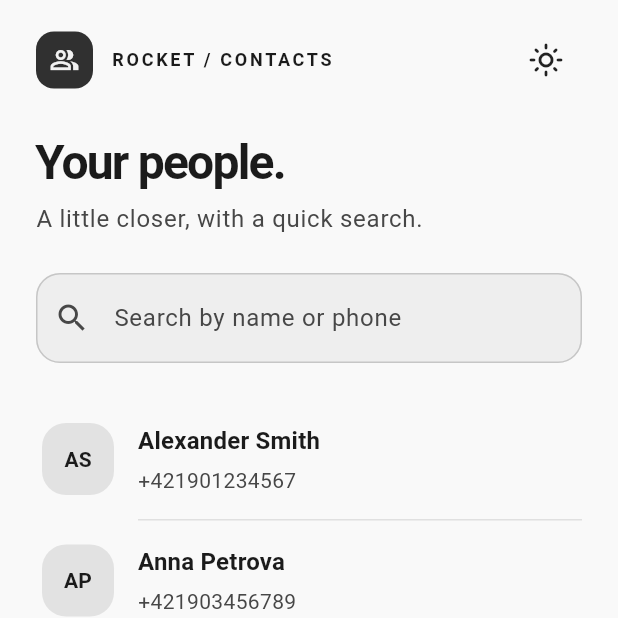
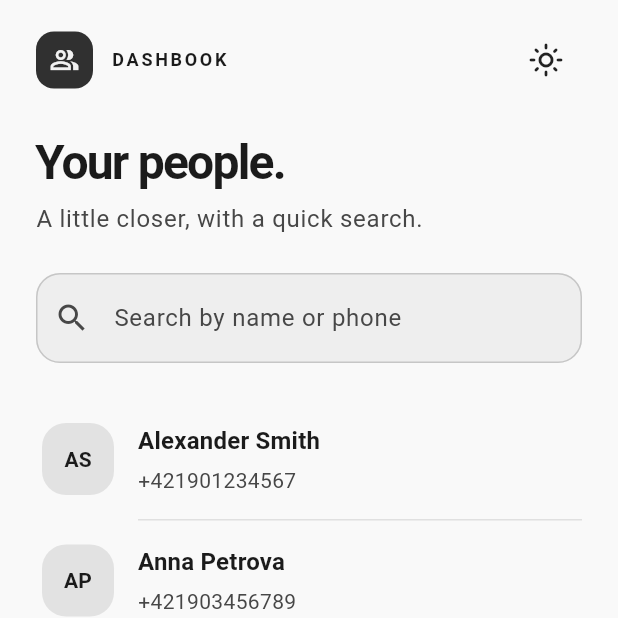
Before and after one commit to tipu0710/dashbook, a Flutter app: the screen it shows after launch, on a phone screen of 412 x 824 dp, the top half of it. Run offline on Flutter 3.47's test engine with Material 3 defaults, Android fonts, the phone set to English and light mode, and no system bars; our stand-ins replace flutter_bloc, freezed_annotation, get_it, injectable.

Commit message:
Rename project from "Rocket Contacts" to "Dashbook" across all relevant files

```diff
--- a/lib/core/app.dart
+++ b/lib/core/app.dart
@@ -18,7 +18,7 @@ class ContactsApp extends StatelessWidget {
   @override
   Widget build(BuildContext context) => BlocBuilder<ThemeCubit, ThemeMode>(
     builder: (context, mode) => MaterialApp(
-      title: 'Rocket Contacts',
+      title: 'Dashbook',
       debugShowCheckedModeBanner: false,
       theme: AppTheme.fromScheme(palette.light),
       darkTheme: AppTheme.fromScheme(palette.dark),
--- a/lib/features/contacts/presentation/widgets/contacts_header.dart
+++ b/lib/features/contacts/presentation/widgets/contacts_header.dart
@@ -45,7 +45,7 @@ class ContactsHeader extends StatelessWidget {
                 const SizedBox(width: 12),
                 Expanded(
                   child: Text(
-                    'ROCKET / CONTACTS',
+                    'DASHBOOK',
                     style: theme.textTheme.labelMedium?.copyWith(
                       letterSpacing: 1.8,
                       fontWeight: FontWeight.w700,
```
Also changed, not shown: 5 other files.
